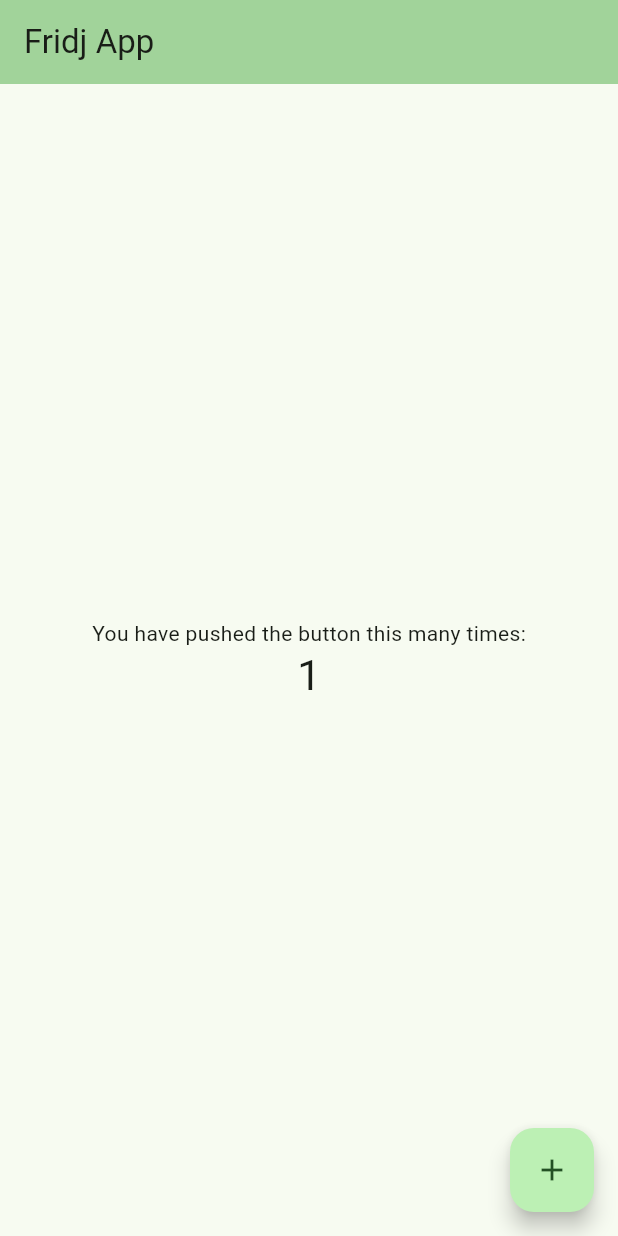
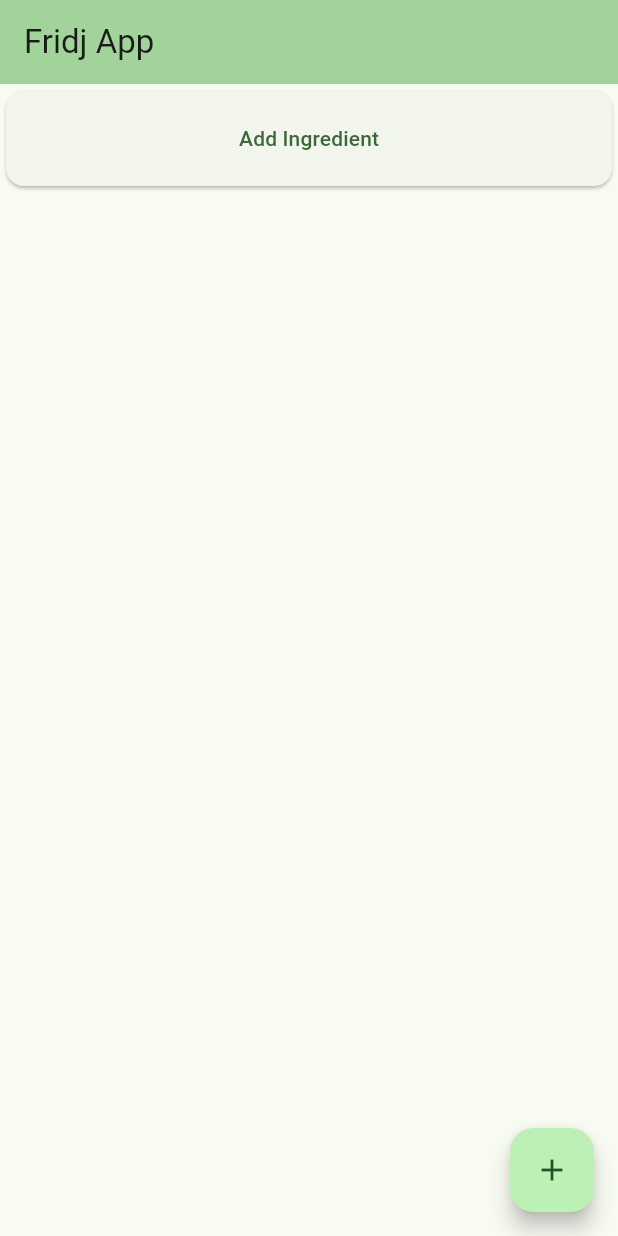
Before and after one commit to davd33/frijapp-flutter, a Flutter app: the screen it shows after launch, after a tap on the "add" icon, on a phone screen of 412 x 824 dp. Run offline on Flutter 3.47's test engine with Material 3 defaults, Android fonts, the phone set to English and light mode, and no system bars.

Commit message:
add dummy fridjs and ingredients

```diff
--- /dev/null
+++ b/lib/fridj.dart
@@ -0,0 +1,29 @@
+import 'package:fridjapp_flutter/main.dart';
+
+enum Unity {
+  g, kg, unit;
+}
+
+class Qtty {
+  Qtty({
+    required this.value,
+    required this.u});
+
+  int value;
+  Unity u;
+}
+
+class Ingredient {
+  Ingredient({
+    required this.name,
+    required this.qtty});
+
+  String name;
+  Qtty qtty;
+}
+
+class Fridj {
+  Fridj();
+
+  List<Ingredient> ingredients = List.empty(growable: true);
+}
--- a/lib/main.dart
+++ b/lib/main.dart
@@ -1,4 +1,5 @@
 import 'package:flutter/material.dart';
+import 'package:fridjapp_flutter/fridj.dart';
 
 void main() {
   runApp(const MyApp());
@@ -31,12 +32,31 @@ class MyHomePage extends StatefulWidget {
 }
 
 class _MyHomePageState extends State<MyHomePage> {
-  int _counter = 0;
+  List<Fridj> fridjs = List.empty(growable: true);
 
-  void _incrementCounter() {
+  void _createFridj() {
     setState(() {
-      _counter++;
+      fridjs.add(Fridj());
     });
+  }
+
+  void _addIngredient(Fridj f) {
+    setState(() {
+      f.ingredients.add(Ingredient(name: "test", qtty: Qtty(value: 12, u: Unity.g)));
+    });
+  }
+
+  Widget _displayFridj(Fridj f) {
+    return Card(
+        child: Padding(
+          padding: const EdgeInsets.all(8.0),
+          child: Column(
+            children: [
+              Column(children: f.ingredients.map((i) => Text(i.name)).toList()),
+              TextButton(onPressed: () => _addIngredient(f), child: const Text("Add Ingredient")),
+            ],
+          ),
+        ));
   }
 
   @override
@@ -48,21 +68,14 @@ class _MyHomePageState extends State<MyHomePage> {
       ),
       body: Center(
         child: Column(
-          mainAxisAlignment: MainAxisAlignment.center,
-          children: <Widget>[
-            const Text(
-              'You have pushed the button this many times:',
-            ),
-            Text(
-              '$_counter',
-              style: Theme.of(context).textTheme.headlineMedium,
-            ),
-          ],
+          mainAxisAlignment: MainAxisAlignment.start,
+          crossAxisAlignment: CrossAxisAlignment.stretch,
+          children: fridjs.map(_displayFridj).toList(),
         ),
       ),
       floatingActionButton: FloatingActionButton(
-        onPressed: _incrementCounter,
-        tooltip: 'Increment',
+        onPressed: _createFridj,
+        tooltip: 'Create Fridj',
         child: const Icon(Icons.add),
       ),
     );
```
Also changed, not shown: pubspec.lock.
